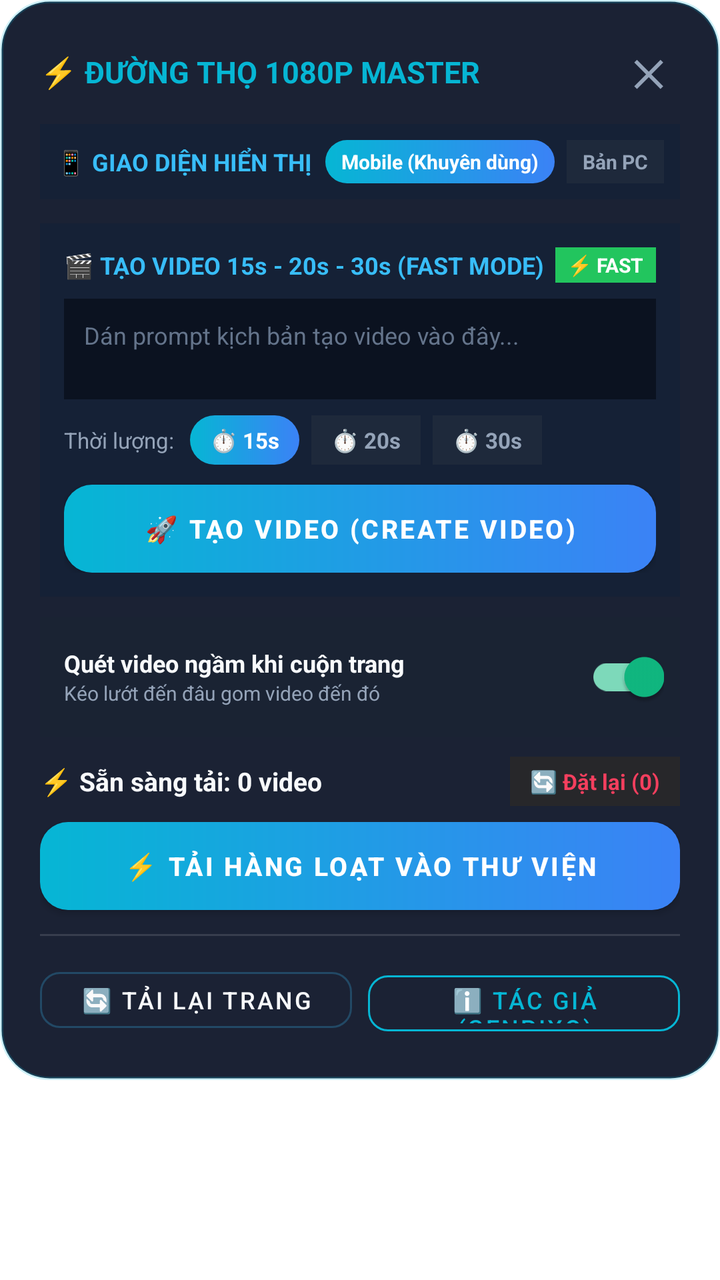
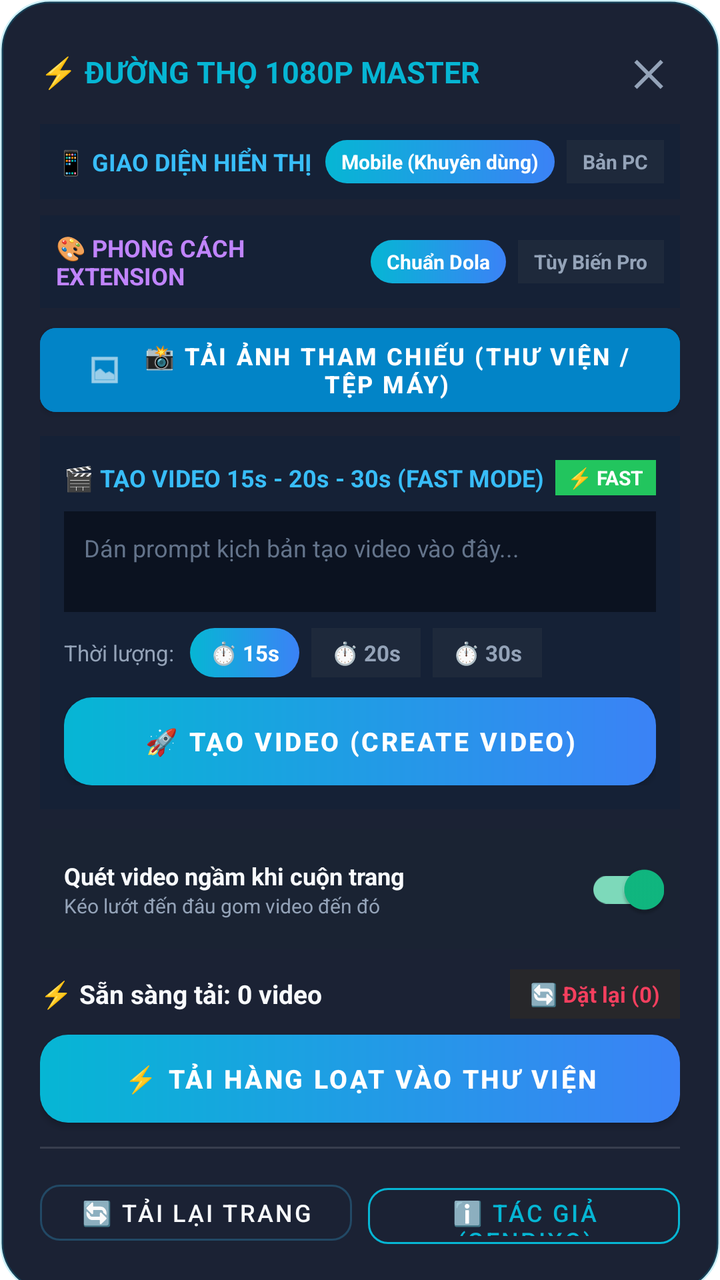

An Android layout rendered at two revisions. The XML below is the earlier revision; the diff shows what the commit changed to produce the second picture.
<!-- AndroidManifest.xml: application theme Theme.DuongThoDola -->
<!-- res/layout/dialog_quick_menu.xml -->
<?xml version="1.0" encoding="utf-8"?>
<ScrollView xmlns:android="http://schemas.android.com/apk/res/android"
    xmlns:app="http://schemas.android.com/apk/res-auto"
    android:layout_width="match_parent"
    android:layout_height="wrap_content"
    android:scrollbars="none">

    <LinearLayout
        android:layout_width="match_parent"
        android:layout_height="wrap_content"
        android:background="@drawable/bg_dialog"
        android:orientation="vertical"
        android:padding="20dp">

        
        <LinearLayout
            android:layout_width="match_parent"
            android:layout_height="wrap_content"
            android:gravity="center_vertical"
            android:orientation="horizontal">

            <TextView
                android:layout_width="0dp"
                android:layout_height="wrap_content"
                android:layout_weight="1"
                android:text="⚡ ĐƯỜNG THỌ 1080P MASTER"
                android:textColor="@color/primary"
                android:textSize="15sp"
                android:textStyle="bold" />

            <TextView
                android:id="@+id/dialogCloseBtn"
                android:layout_width="32dp"
                android:layout_height="32dp"
                android:gravity="center"
                android:text="✕"
                android:textColor="@color/text_muted"
                android:textSize="18sp"
                android:textStyle="bold" />
        </LinearLayout>

        
        
        
        <LinearLayout
            android:layout_width="match_parent"
            android:layout_height="wrap_content"
            android:layout_marginTop="10dp"
            android:background="#152136"
            android:gravity="center_vertical"
            android:orientation="horizontal"
            android:padding="8dp">

            <TextView
                android:layout_width="0dp"
                android:layout_height="wrap_content"
                android:layout_weight="1"
                android:text="📱 GIAO DIỆN HIỂN THỊ"
                android:textColor="#38bdf8"
                android:textSize="12sp"
                android:textStyle="bold" />

            
            <TextView
                android:id="@+id/btnUiMobile"
                android:layout_width="wrap_content"
                android:layout_height="wrap_content"
                android:background="@drawable/btn_gradient"
                android:clickable="true"
                android:focusable="true"
                android:paddingStart="8dp"
                android:paddingTop="4dp"
                android:paddingEnd="8dp"
                android:paddingBottom="4dp"
                android:text="Mobile (Khuyên dùng)"
                android:textColor="#ffffff"
                android:textSize="10sp"
                android:textStyle="bold" />

            <View
                android:layout_width="6dp"
                android:layout_height="1dp" />

            
            <TextView
                android:id="@+id/btnUiDesktop"
                android:layout_width="wrap_content"
                android:layout_height="wrap_content"
                android:background="#1e293b"
                android:clickable="true"
                android:focusable="true"
                android:paddingStart="8dp"
                android:paddingTop="4dp"
                android:paddingEnd="8dp"
                android:paddingBottom="4dp"
                android:text="Bản PC"
                android:textColor="#94a3b8"
                android:textSize="10sp"
                android:textStyle="bold" />
        </LinearLayout>

        
        
        
        <LinearLayout
            android:layout_width="match_parent"
            android:layout_height="wrap_content"
            android:layout_marginTop="12dp"
            android:background="#152136"
            android:orientation="vertical"
            android:padding="12dp">

            <LinearLayout
                android:layout_width="match_parent"
                android:layout_height="wrap_content"
                android:gravity="center_vertical"
                android:orientation="horizontal">

                <TextView
                    android:layout_width="0dp"
                    android:layout_height="wrap_content"
                    android:layout_weight="1"
                    android:text="🎬 TẠO VIDEO 15s - 20s - 30s (FAST MODE)"
                    android:textColor="#38bdf8"
                    android:textSize="12sp"
                    android:textStyle="bold" />

                
                <TextView
                    android:id="@+id/tvModeBadge"
                    android:layout_width="wrap_content"
                    android:layout_height="wrap_content"
                    android:background="#22c55e"
                    android:paddingStart="6dp"
                    android:paddingTop="2dp"
                    android:paddingEnd="6dp"
                    android:paddingBottom="2dp"
                    android:text="⚡ FAST"
                    android:textColor="#ffffff"
                    android:textSize="10sp"
                    android:textStyle="bold" />
            </LinearLayout>

            
            <EditText
                android:id="@+id/etCreatePrompt"
                android:layout_width="match_parent"
                android:layout_height="wrap_content"
                android:layout_marginTop="8dp"
                android:background="#0b1220"
                android:gravity="top|start"
                android:hint="Dán prompt kịch bản tạo video vào đây..."
                android:minLines="2"
                android:maxLines="4"
                android:padding="10dp"
                android:textColor="@color/text_light"
                android:textColorHint="#64748b"
                android:textSize="12sp" />

            
            <LinearLayout
                android:layout_width="match_parent"
                android:layout_height="wrap_content"
                android:layout_marginTop="8dp"
                android:gravity="center_vertical"
                android:orientation="horizontal">

                <TextView
                    android:layout_width="wrap_content"
                    android:layout_height="wrap_content"
                    android:text="Thời lượng:"
                    android:textColor="@color/text_muted"
                    android:textSize="11sp" />

                <View
                    android:layout_width="8dp"
                    android:layout_height="1dp" />

                
                <TextView
                    android:id="@+id/btnDuration15"
                    android:layout_width="wrap_content"
                    android:layout_height="wrap_content"
                    android:background="@drawable/btn_gradient"
                    android:clickable="true"
                    android:focusable="true"
                    android:paddingStart="10dp"
                    android:paddingTop="5dp"
                    android:paddingEnd="10dp"
                    android:paddingBottom="5dp"
                    android:text="⏱️ 15s"
                    android:textColor="#ffffff"
                    android:textSize="11sp"
                    android:textStyle="bold" />

                <View
                    android:layout_width="6dp"
                    android:layout_height="1dp" />

                
                <TextView
                    android:id="@+id/btnDuration20"
                    android:layout_width="wrap_content"
                    android:layout_height="wrap_content"
                    android:background="#1e293b"
                    android:clickable="true"
                    android:focusable="true"
                    android:paddingStart="10dp"
                    android:paddingTop="5dp"
                    android:paddingEnd="10dp"
                    android:paddingBottom="5dp"
                    android:text="⏱️ 20s"
                    android:textColor="#94a3b8"
                    android:textSize="11sp"
                    android:textStyle="bold" />

                <View
                    android:layout_width="6dp"
                    android:layout_height="1dp" />

                
                <TextView
                    android:id="@+id/btnDuration30"
                    android:layout_width="wrap_content"
                    android:layout_height="wrap_content"
                    android:background="#1e293b"
                    android:clickable="true"
                    android:focusable="true"
                    android:paddingStart="10dp"
                    android:paddingTop="5dp"
                    android:paddingEnd="10dp"
                    android:paddingBottom="5dp"
                    android:text="⏱️ 30s"
                    android:textColor="#94a3b8"
                    android:textSize="11sp"
                    android:textStyle="bold" />
            </LinearLayout>

            
            <com.google.android.material.button.MaterialButton
                android:id="@+id/btnTriggerCreateVideo"
                android:layout_width="match_parent"
                android:layout_height="44dp"
                android:layout_marginTop="10dp"
                android:background="@drawable/btn_gradient"
                android:text="🚀 TẠO VIDEO (CREATE VIDEO)"
                android:textColor="#ffffff"
                android:textSize="13sp"
                android:textStyle="bold"
                app:backgroundTint="@null"
                app:cornerRadius="10dp" />

        </LinearLayout>

        
        
        
        
        <LinearLayout
            android:layout_width="match_parent"
            android:layout_height="wrap_content"
            android:layout_marginTop="10dp"
            android:background="#1a2333"
            android:gravity="center_vertical"
            android:orientation="horizontal"
            android:paddingStart="12dp"
            android:paddingTop="6dp"
            android:paddingEnd="8dp"
            android:paddingBottom="6dp">

            <LinearLayout
                android:layout_width="0dp"
                android:layout_height="wrap_content"
                android:layout_weight="1"
                android:orientation="vertical">

                <TextView
                    android:layout_width="wrap_content"
                    android:layout_height="wrap_content"
                    android:text="Quét video ngầm khi cuộn trang"
                    android:textColor="@color/text_light"
                    android:textSize="12sp"
                    android:textStyle="bold" />

                <TextView
                    android:layout_width="wrap_content"
                    android:layout_height="wrap_content"
                    android:text="Kéo lướt đến đâu gom video đến đó"
                    android:textColor="@color/text_muted"
                    android:textSize="10sp" />
            </LinearLayout>

            <com.google.android.material.switchmaterial.SwitchMaterial
                android:id="@+id/switchAutoScan"
                android:layout_width="wrap_content"
                android:layout_height="wrap_content"
                android:checked="true"
                app:useMaterialThemeColors="true" />
        </LinearLayout>

        
        <LinearLayout
            android:layout_width="match_parent"
            android:layout_height="wrap_content"
            android:layout_marginTop="10dp"
            android:gravity="center_vertical"
            android:orientation="horizontal">

            <TextView
                android:id="@+id/dialogVideoStatus"
                android:layout_width="0dp"
                android:layout_height="wrap_content"
                android:layout_weight="1"
                android:text="⚡ Sẵn sàng tải: 0 video"
                android:textColor="@color/text_light"
                android:textSize="13sp"
                android:textStyle="bold" />

            <TextView
                android:id="@+id/btnResetVideoCount"
                android:layout_width="wrap_content"
                android:layout_height="wrap_content"
                android:background="#27272a"
                android:clickable="true"
                android:focusable="true"
                android:paddingStart="10dp"
                android:paddingTop="5dp"
                android:paddingEnd="10dp"
                android:paddingBottom="5dp"
                android:text="🔄 Đặt lại (0)"
                android:textColor="#f43f5e"
                android:textSize="11sp"
                android:textStyle="bold" />
        </LinearLayout>

        
        <com.google.android.material.button.MaterialButton
            android:id="@+id/dialogBtnDownloadAll"
            android:layout_width="match_parent"
            android:layout_height="44dp"
            android:layout_marginTop="8dp"
            android:background="@drawable/btn_gradient"
            android:text="⚡ TẢI HÀNG LOẠT VÀO THƯ VIỆN"
            android:textColor="#ffffff"
            android:textSize="13sp"
            android:textStyle="bold"
            app:backgroundTint="@null"
            app:cornerRadius="10dp" />

        <View
            android:layout_width="match_parent"
            android:layout_height="1dp"
            android:layout_marginTop="12dp"
            android:layout_marginBottom="12dp"
            android:background="#20ffffff" />

        
        
        
        <LinearLayout
            android:layout_width="match_parent"
            android:layout_height="wrap_content"
            android:orientation="horizontal">

            <com.google.android.material.button.MaterialButton
                android:id="@+id/dialogBtnReload"
                style="@style/Widget.MaterialComponents.Button.OutlinedButton"
                android:layout_width="0dp"
                android:layout_height="40dp"
                android:layout_weight="1"
                android:text="🔄 Tải lại trang"
                android:textColor="@color/text_light"
                android:textSize="12sp"
                app:cornerRadius="10dp"
                app:strokeColor="#4038bdf8" />

            <View
                android:layout_width="8dp"
                android:layout_height="1dp" />

            
            <com.google.android.material.button.MaterialButton
                android:id="@+id/dialogBtnAbout"
                style="@style/Widget.MaterialComponents.Button.OutlinedButton"
                android:layout_width="0dp"
                android:layout_height="40dp"
                android:layout_weight="1"
                android:text="ℹ️ Tác giả (Genpixo)"
                android:textColor="@color/primary"
                android:textSize="12sp"
                app:cornerRadius="10dp"
                app:strokeColor="@color/primary" />
        </LinearLayout>

    </LinearLayout>
</ScrollView>
<!-- resources referenced by this layout -->
<resources>
  <color name="primary">#06b6d4</color>
  <color name="text_light">#f8fafc</color>
  <color name="text_muted">#94a3b8</color>
  <!-- drawable bg_dialog (drawable) -->
  <?xml version="1.0" encoding="utf-8"?>
  <shape xmlns:android="http://schemas.android.com/apk/res/android"
      android:shape="rectangle">
      <solid android:color="#F20f172a" />
      <corners android:radius="24dp" />
      <stroke
          android:width="1.5dp"
          android:color="#3306b6d4" />
  </shape>
  <!-- drawable btn_gradient (drawable) -->
  <?xml version="1.0" encoding="utf-8"?>
  <ripple xmlns:android="http://schemas.android.com/apk/res/android"
      android:color="#40ffffff">
      <item>
          <shape android:shape="rectangle">
              <gradient
                  android:angle="0"
                  android:endColor="#3b82f6"
                  android:startColor="#06b6d4" />
              <corners android:radius="14dp" />
          </shape>
      </item>
  </ripple>
  <style name="Theme.DuongThoDola" parent="Theme.MaterialComponents.DayNight.NoActionBar">
          <item name="colorPrimary">@color/primary</item>
          <item name="colorPrimaryDark">@color/background_dark</item>
          <item name="colorAccent">@color/accent</item>
          <item name="android:statusBarColor">@color/background_dark</item>
          <item name="android:navigationBarColor">@color/background_dark</item>
      </style>
  <color name="background_dark">#0f172a</color>
  <color name="accent">#10b981</color>
</resources>

<!-- the commit's change to res/layout/dialog_quick_menu.xml (unified diff, before → after) -->
@@ -98,6 +98,85 @@
                 android:textSize="10sp"
                 android:textStyle="bold" />
         </LinearLayout>
+
+        
+        
+        
+        <LinearLayout
+            android:layout_width="match_parent"
+            android:layout_height="wrap_content"
+            android:layout_marginTop="8dp"
+            android:background="#152136"
+            android:gravity="center_vertical"
+            android:orientation="horizontal"
+            android:padding="8dp">
+
+            <TextView
+                android:layout_width="0dp"
+                android:layout_height="wrap_content"
+                android:layout_weight="1"
+                android:text="🎨 PHONG CÁCH EXTENSION"
+                android:textColor="#c084fc"
+                android:textSize="12sp"
+                android:textStyle="bold" />
+
+            
+            <TextView
+                android:id="@+id/btnThemeNativeDola"
+                android:layout_width="wrap_content"
+                android:layout_height="wrap_content"
+                android:background="@drawable/btn_gradient"
+                android:clickable="true"
+                android:focusable="true"
+                android:paddingStart="8dp"
+                android:paddingTop="4dp"
+                android:paddingEnd="8dp"
+                android:paddingBottom="4dp"
+                android:text="Chuẩn Dola"
+                android:textColor="#ffffff"
+                android:textSize="10sp"
+                android:textStyle="bold" />
+
+            <View
+                android:layout_width="6dp"
+                android:layout_height="1dp" />
+
+            
+            <TextView
+                android:id="@+id/btnThemeCustomPro"
+                android:layout_width="wrap_content"
+                android:layout_height="wrap_content"
+                android:background="#1e293b"
+                android:clickable="true"
+                android:focusable="true"
+                android:paddingStart="8dp"
+                android:paddingTop="4dp"
+                android:paddingEnd="8dp"
+                android:paddingBottom="4dp"
+                android:text="Tùy Biến Pro"
+                android:textColor="#94a3b8"
+                android:textSize="10sp"
+                android:textStyle="bold" />
+        </LinearLayout>
+
+        
+        <com.google.android.material.button.MaterialButton
+            android:id="@+id/btnQuickUploadImage"
+            android:layout_width="match_parent"
+            android:layout_height="42dp"
+            android:layout_marginTop="10dp"
+            android:backgroundTint="#0284c7"
+            android:insetTop="0dp"
+            android:insetBottom="0dp"
+            android:text="📸 Tải ảnh tham chiếu (Thư viện / Tệp máy)"
+            android:textColor="#ffffff"
+            android:textSize="12sp"
+            android:textStyle="bold"
+            app:cornerRadius="8dp"
+            app:icon="@android:drawable/ic_menu_gallery"
+            app:iconGravity="textStart"
+            app:iconSize="18dp"
+            app:iconTint="#ffffff" />
 
         
         
